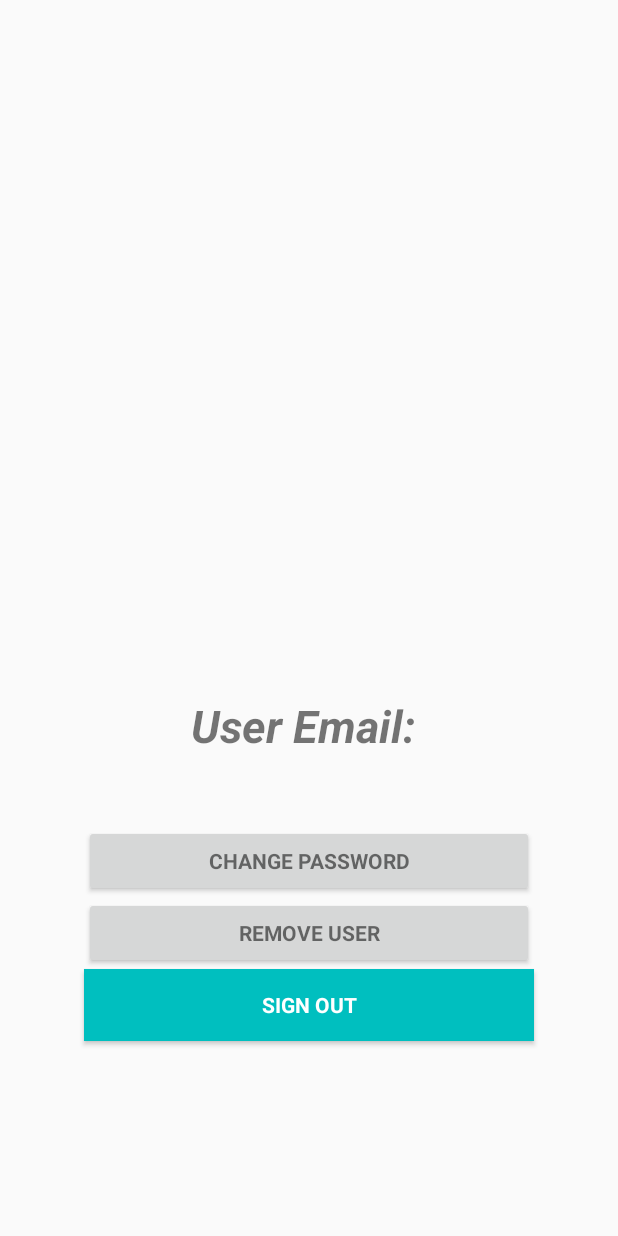
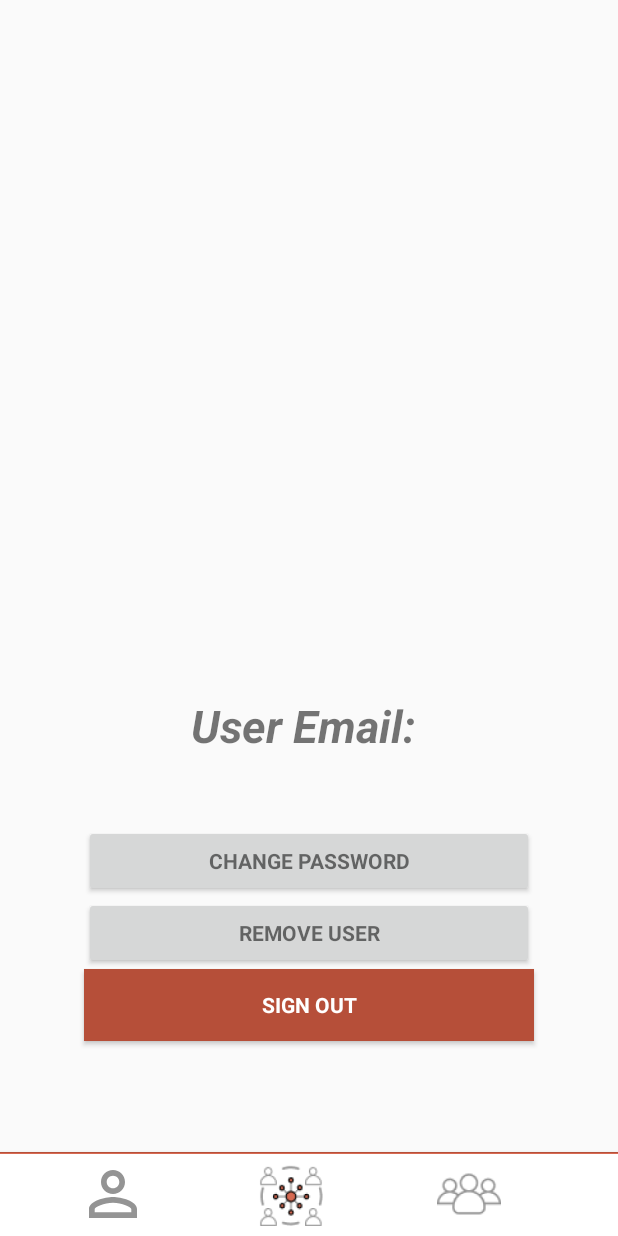
Before and after one commit to mlazana/addMe-Android, an Android app: the screen it shows after launch once a user with an empty profile is signed in (MainActivity), on a phone screen of 412 x 824 dp. Run offline under Robolectric (Android 15) with nearby library versions, the phone set to English and light mode, and no system bars; our stand-ins replace Firebase (no records; nobody signed in at launch, a user with empty details on screens opened directly).

Commit message:
Add bottom navigation icons

```diff
--- /dev/null
+++ b/app/src/main/res/drawable/ic_person.xml
@@ -0,0 +1,5 @@
+<vector android:height="24dp" android:tint="#949494"
+    android:viewportHeight="24.0" android:viewportWidth="24.0"
+    android:width="24dp" xmlns:android="http://schemas.android.com/apk/res/android">
+    <path android:fillColor="#FF000000" android:pathData="M12,5.9c1.16,0 2.1,0.94 2.1,2.1s-0.94,2.1 -2.1,2.1S9.9,9.16 9.9,8s0.94,-2.1 2.1,-2.1m0,9c2.97,0 6.1,1.46 6.1,2.1v1.1L5.9,18.1L5.9,17c0,-0.64 3.13,-2.1 6.1,-2.1M12,4C9.79,4 8,5.79 8,8s1.79,4 4,4 4,-1.79 4,-4 -1.79,-4 -4,-4zM12,13c-2.67,0 -8,1.34 -8,4v3h16v-3c0,-2.66 -5.33,-4 -8,-4z"/>
+</vector>
--- /dev/null
+++ b/app/src/main/res/drawable/white_orange_border_bottom.xml
@@ -0,0 +1,22 @@
+<?xml version="1.0" encoding="utf-8"?>
+<layer-list xmlns:android="http://schemas.android.com/apk/res/android"
+    android:layout_width="match_parent"
+    android:layout_height="1dp">
+
+    <item
+        android:bottom="-1dp"
+        android:top="1dp"
+        android:left="-1dp"
+        android:right="-1dp">
+
+        <shape
+            android:shape="rectangle">
+            <stroke android:width="0.5dp"
+                    android:color="@color/light_orange"/>
+            <solid android:color="@color/white"/>
+        </shape>
+
+    </item>
+
+
+</layer-list>
--- a/app/src/main/res/layout/activity_main.xml
+++ b/app/src/main/res/layout/activity_main.xml
@@ -1,11 +1,13 @@
 <?xml version="1.0" encoding="utf-8"?>
-<android.support.constraint.ConstraintLayout
+<android.support.design.widget.CoordinatorLayout
 xmlns:android="http://schemas.android.com/apk/res/android"
 xmlns:app="http://schemas.android.com/apk/res-auto"
 xmlns:tools="http://schemas.android.com/tools"
 android:layout_width="match_parent"
 android:layout_height="match_parent"
 tools:context=".MainActivity">
+
+
 
 <RelativeLayout
     android:layout_width="match_parent"
@@ -142,4 +144,49 @@ tools:context=".MainActivity">
 
 </RelativeLayout>
 
-</android.support.constraint.ConstraintLayout>
+    <android.support.design.widget.AppBarLayout
+        android:layout_width="match_parent"
+        android:layout_height="wrap_content"
+        android:layout_gravity="bottom">
+
+        <android.support.v7.widget.Toolbar
+            android:id="@+id/toolbarBottom"
+            android:layout_width="match_parent"
+            android:layout_height="wrap_content"
+            android:background="@drawable/white_orange_border_bottom">
+
+            <LinearLayout
+                android:layout_width="match_parent"
+                android:layout_height="match_parent"
+                android:weightSum="100"
+                android:orientation="horizontal">
+
+                <ImageView
+                    android:layout_width="0dp"
+                    android:layout_height="match_parent"
+                    android:layout_weight="30"
+                    android:src="@drawable/ic_person"/>
+
+                <ImageView
+                    android:layout_width="0dp"
+                    android:layout_height="match_parent"
+                    android:layout_weight="30"
+                    android:src="@mipmap/ic_scan"/>
+
+                <ImageView
+                    android:layout_width="0dp"
+                    android:layout_height="match_parent"
+                    android:layout_weight="30"
+                    android:src="@mipmap/ic_people"/>
+
+
+            </LinearLayout>
+
+
+        </android.support.v7.widget.Toolbar>
+
+    </android.support.design.widget.AppBarLayout>
+
+
+
+</android.support.design.widget.CoordinatorLayout>
--- a/app/src/main/res/values/colors.xml
+++ b/app/src/main/res/values/colors.xml
@@ -1,8 +1,8 @@
 <?xml version="1.0" encoding="utf-8"?>
 <resources>
-    <color name="colorPrimary">#00bfbf</color>
+    <color name="colorPrimary">#B64F39</color>
     <color name="colorPrimaryDark">#555959</color>
-    <color name="colorAccent">#009e9e</color>
+    <color name="colorAccent">#D76A52</color>
 
     <color name="bg_login">#26ae90</color>
     <color name="bg_register">#2e3237</color>
```
Also changed, not shown: app/src/main/ic_people-web.png (added), app/src/main/ic_scan-web.png (added), app/src/main/res/mipmap-hdpi/ic_people.png (added), app/src/main/res/mipmap-hdpi/ic_scan.png (added), app/src/main/res/mipmap-mdpi/ic_people.png (added), app/src/main/res/mipmap-mdpi/ic_scan.png (added), app/src/main/res/mipmap-xhdpi/ic_people.png (added), app/src/main/res/mipmap-xhdpi/ic_scan.png (added), app/src/main/res/mipmap-xxhdpi/ic_people.png (added), app/src/main/res/mipmap-xxhdpi/ic_scan.png (added), app/src/main/res/mipmap-xxxhdpi/ic_people.png (added), app/src/main/res/mipmap-xxxhdpi/ic_scan.png (added).
